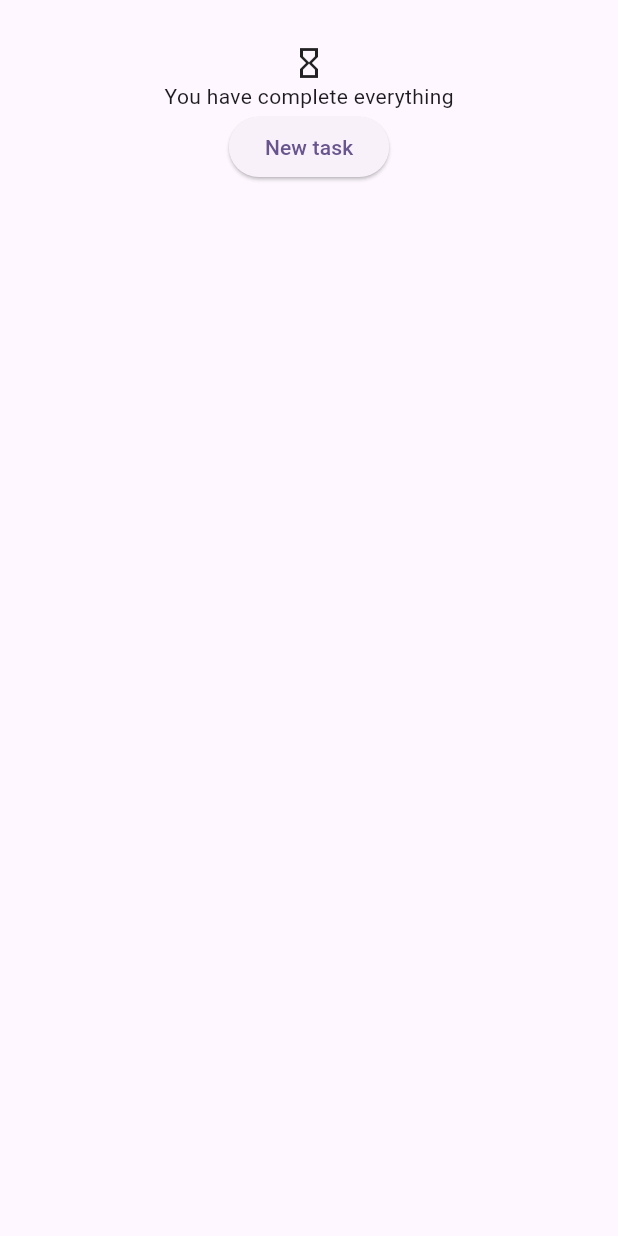
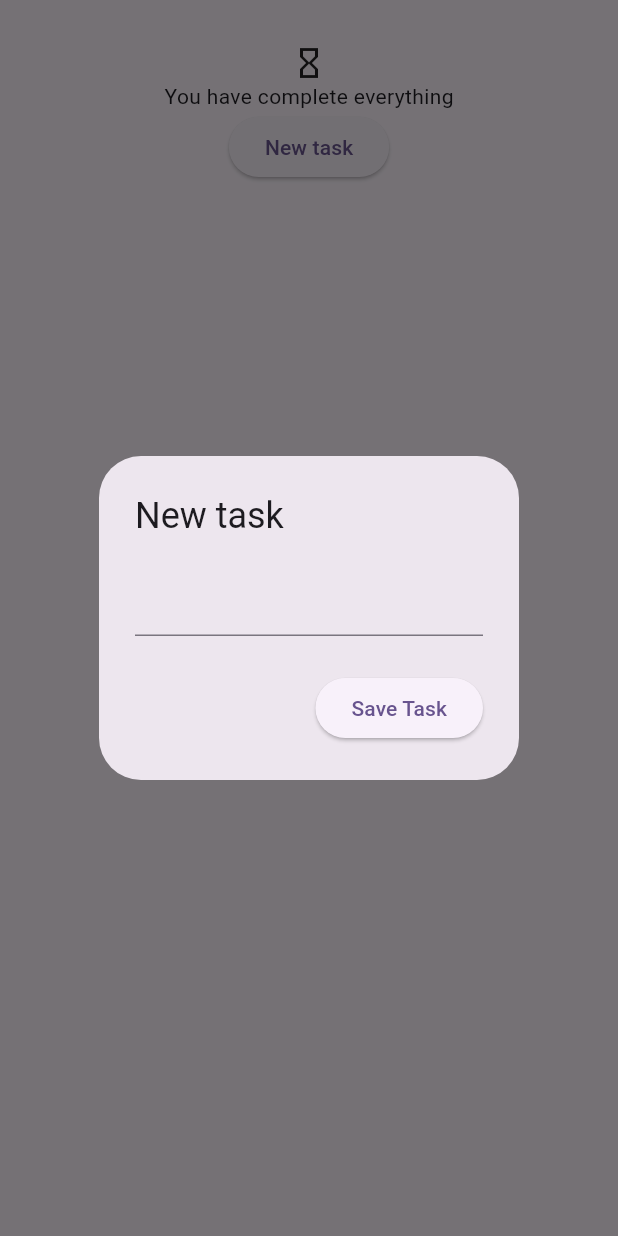
Before and after one commit to Ryss-D/QuickQuest, a Flutter app: the screen it shows after launch, after a tap on "New task", on a phone screen of 412 x 824 dp. Run offline on Flutter 3.47's test engine with Material 3 defaults, Android fonts, the phone set to English and light mode, and no system bars; our stand-ins replace flutter_bloc, freezed_annotation, get_it, go_router, hive, hive_flutter; accounts and stored records are empty; generated files the repository leaves out were written again.

Commit message:
feat: added basic fetching task logic

```diff
--- a/lib/dependencies.dart
+++ b/lib/dependencies.dart
@@ -1,7 +1,12 @@
 import 'package:get_it/get_it.dart';
+import 'package:hive_flutter/hive_flutter.dart';
+import 'package:quick_quest/features/tasks_dashboard/data/models/task.dart';
 
 final locator = GetIt.I;
 
 Future<void> setUpDependencies()async{
   //register dependencie
+  Hive.initFlutter();
+  Hive.registerAdapter(TaskAdapter());
+
 }
--- a/lib/features/tasks_dashboard/application/tasks_list_bloc/tasks_list_bloc.dart
+++ b/lib/features/tasks_dashboard/application/tasks_list_bloc/tasks_list_bloc.dart
@@ -37,7 +37,7 @@ class TasksListBloc extends Bloc<TasksListEvent, TasksListState> {
 //TODO: Consider optimistic UI to avoid refetching tasks every operation
   void _onAddTask(
       _TasksListEventAddTask event, Emitter<TasksListState> emit) async {
-    await tasksListRepository.addTask(event.task);
+    await tasksListRepository.addTask(Task(title: event.title));
     add(const TasksListEvent.loadTasks());
   }
 
--- a/lib/features/tasks_dashboard/application/tasks_list_bloc/tasks_list_event.dart
+++ b/lib/features/tasks_dashboard/application/tasks_list_bloc/tasks_list_event.dart
@@ -5,7 +5,7 @@ class TasksListEvent with _$TasksListEvent{
   //TODO Consider use a separate bloc for task and list operations
   const factory TasksListEvent.loadTasks() = _TasksListEventLoadTasks;
   const factory TasksListEvent.filterTasks(TaskStatus status) = _TasksListEventFilterTasks;
-  const factory TasksListEvent.addTask(Task task) = _TasksListEventAddTask;
+  const factory TasksListEvent.addTask(String title) = _TasksListEventAddTask;
   const factory TasksListEvent.remove(Task task) = _TasksListEventRemoveTask;
   const factory TasksListEvent.updateTask(Task task) = _TasksListEventUpdateTask;
 }
--- a/lib/features/tasks_dashboard/data/models/task.dart
+++ b/lib/features/tasks_dashboard/data/models/task.dart
@@ -3,16 +3,14 @@ import 'package:hive/hive.dart';
 import 'package:quick_quest/core/data/task_status.dart';
 
 part 'task.freezed.dart';
+part 'task.g.dart';
 
 @HiveType(typeId: 1)
 @freezed
-class Task  with _$Task{
+class Task with _$Task {
   const factory Task({
-    @HiveField(0)
-    @Default(null) int? id,
-    @HiveField(1)
-     @Default('') String title,
-    @HiveField(2)
-     @Default(TaskStatus.pending) TaskStatus status,
-  })= _Task;
+    @HiveField(0) @Default(null) int? id,
+    @HiveField(1) @Default('') String title,
+    @HiveField(2) @Default(TaskStatus.pending) TaskStatus status,
+  }) = _Task;
 }
--- a/lib/features/tasks_dashboard/presentation/atoms/new_task_button.dart
+++ /dev/null
@@ -1,15 +0,0 @@
-import 'package:flutter_gen/gen_l10n/app_localizations.dart';
-import 'package:flutter/material.dart';
-
-class NewTaskButton extends StatelessWidget {
-  const NewTaskButton({super.key,});
-
-
-  @override
-  Widget build(BuildContext context) {
-    return ElevatedButton(
-      onPressed: (){},
-      child: Text(AppLocalizations.of(context)!.newTask),
-    );
-  }
-}
--- /dev/null
+++ b/lib/features/tasks_dashboard/presentation/atoms/save_task_button.dart
@@ -0,0 +1,17 @@
+
+import 'package:flutter/material.dart';
+import 'package:flutter_gen/gen_l10n/app_localizations.dart';
+
+class SaveTaskButton extends StatelessWidget {
+  const SaveTaskButton({super.key, required this.callback});
+
+final VoidCallback callback;
+
+  @override
+  Widget build(BuildContext context) {
+    return ElevatedButton(
+      onPressed: callback,
+      child: Text(AppLocalizations.of(context)!.saveTask),
+    );
+  }
+}
--- /dev/null
+++ b/lib/features/tasks_dashboard/presentation/molecules/new_task_button.dart
@@ -0,0 +1,43 @@
+import 'package:flutter_bloc/flutter_bloc.dart';
+import 'package:flutter_gen/gen_l10n/app_localizations.dart';
+import 'package:flutter/material.dart';
+import 'package:quick_quest/features/tasks_dashboard/application/tasks_list_bloc/tasks_list_bloc.dart';
+import 'package:quick_quest/features/tasks_dashboard/presentation/atoms/save_task_button.dart';
+
+class NewTaskButton extends StatelessWidget {
+  const NewTaskButton({
+    super.key,
+  });
+
+  @override
+  Widget build(BuildContext context) {
+    final TextEditingController controller = TextEditingController();
+    return ElevatedButton(
+      onPressed: () async {
+        showDialog(
+            context: context,
+            builder: (context) {
+              return AlertDialog(
+                title: Text(AppLocalizations.of(context)!.newTask),
+                content: TextField(
+                  controller: controller,
+                  onChanged: (value) {
+                    //Add call to the bloc to update current value
+                  },
+                ),
+                actions: [
+                  SaveTaskButton(callback: () {
+                    context
+                        .read<TasksListBloc>()
+                        .add(TasksListEvent.addTask(controller.text));
+                        controller.clear();
+                        Navigator.of(context).pop();
+                  })
+                ],
+              );
+            });
+      },
+      child: Text(AppLocalizations.of(context)!.newTask),
+    );
+  }
+}
--- a/lib/features/tasks_dashboard/presentation/molecules/no_tasks_call_to_action.dart
+++ b/lib/features/tasks_dashboard/presentation/molecules/no_tasks_call_to_action.dart
@@ -1,6 +1,5 @@
 import 'package:flutter/material.dart';
-import 'package:quick_quest/features/tasks_dashboard/presentation/atoms/completed_tasks_button.dart';
-import 'package:quick_quest/features/tasks_dashboard/presentation/atoms/new_task_button.dart';
+import 'package:quick_quest/features/tasks_dashboard/presentation/molecules/new_task_button.dart';
 import 'package:quick_quest/features/tasks_dashboard/presentation/atoms/no_tasks_prompt.dart';
 
 class NoTasksCallToAction extends StatelessWidget {
--- a/lib/features/tasks_dashboard/presentation/molecules/task_tile.dart
+++ b/lib/features/tasks_dashboard/presentation/molecules/task_tile.dart
@@ -1,15 +1,19 @@
 import 'package:flutter/material.dart';
+import 'package:quick_quest/core/data/task_status.dart';
 import 'package:quick_quest/features/tasks_dashboard/data/models/task.dart';
+import 'package:quick_quest/features/tasks_dashboard/presentation/atoms/task_status.dart';
 
 class TaskTile extends StatelessWidget {
-  const TaskTile ({super.key, required this.task});
+  const TaskTile({super.key, required this.task});
   final Task task;
 
   @override
   Widget build(BuildContext context) {
-    return Dismissible(key: ValueKey(task.id), child: ListTile(
-      // leading: Checkbox(value: value, onChanged: onChanged),
-      title: Text(task.title),
-    ));
+    return Dismissible(
+        key: ValueKey(task.id),
+        child: ListTile(
+          leading: TaskStatusLabel(status: task.status),
+          title: Text(task.title),
+        ));
   }
 }
--- a/lib/features/tasks_dashboard/presentation/organisms/tasks_interactions.dart
+++ b/lib/features/tasks_dashboard/presentation/organisms/tasks_interactions.dart
@@ -1,5 +1,5 @@
 import 'package:flutter/material.dart';
-import 'package:quick_quest/features/tasks_dashboard/presentation/atoms/new_task_button.dart';
+import 'package:quick_quest/features/tasks_dashboard/presentation/molecules/new_task_button.dart';
 import 'package:quick_quest/features/tasks_dashboard/presentation/molecules/task_type_selector.dart';
 
 class TasksInteractions extends StatelessWidget {
--- a/lib/features/tasks_dashboard/presentation/views/tasks_dashboard_view.dart
+++ b/lib/features/tasks_dashboard/presentation/views/tasks_dashboard_view.dart
@@ -16,6 +16,7 @@ class TasksDashboardView extends StatelessWidget {
         buildWhen: (previous, current) {
       return previous.tasks.isEmpty != current.tasks.isEmpty;
     }, builder: (context, state) {
+      context.read<TasksListBloc>().add(const TasksListEvent.loadTasks());
       final isEmpty = state.tasks.isEmpty;
       return Scaffold(
         body: Center(
--- a/lib/l10n/app_en.arb
+++ b/lib/l10n/app_en.arb
@@ -4,5 +4,6 @@
     "invalidNavigation" : "Invalid Route",
     "completedTasks" : "Completed tasks",
     "newTask" : "New task",
-    "youHaveCompleteEverything" : "You have complete everything"
+    "youHaveCompleteEverything" : "You have complete everything",
+    "saveTask" : "Save Task"
 }
--- a/lib/main.dart
+++ b/lib/main.dart
@@ -1,11 +1,9 @@
 import 'package:flutter/material.dart';
-import 'package:hive_flutter/hive_flutter.dart';
 import 'package:quick_quest/core/quick_quest_app.dart';
 import 'package:quick_quest/dependencies.dart';
 
 
 void main() async{
   await setUpDependencies();
-  await Hive.initFlutter();
   runApp(const QuickQuestApp());
 }
```
Also changed, not shown: lib/features/tasks_dashboard/application/tasks_list_bloc/tasks_list_bloc.freezed.dart, lib/features/tasks_dashboard/data/models/task.g.dart (added), 2 other files.
